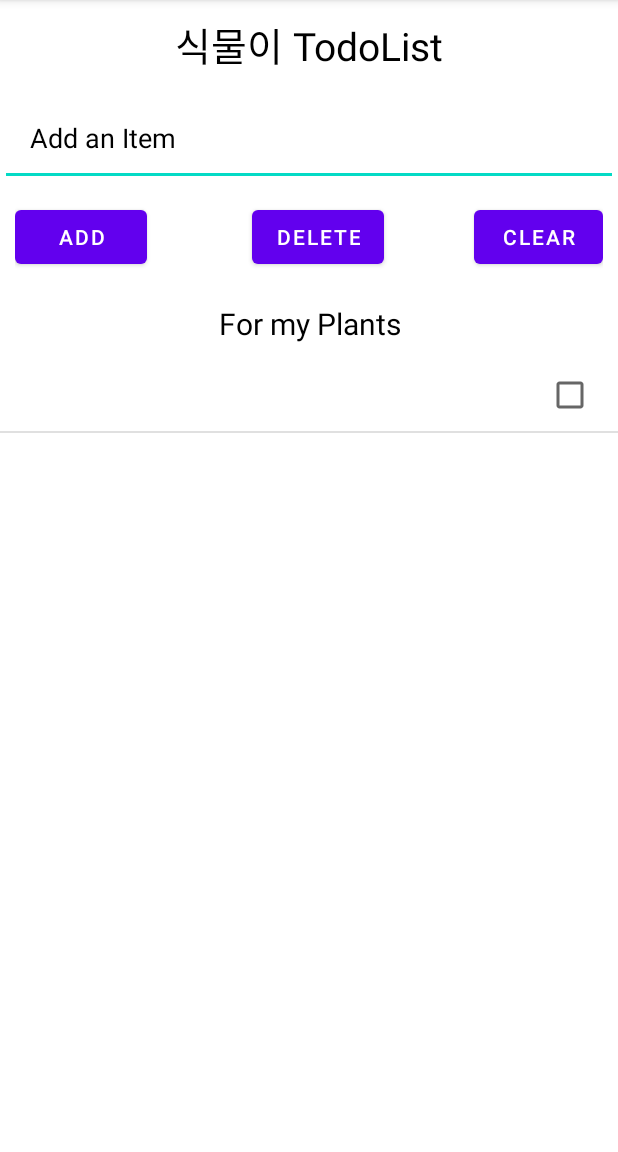
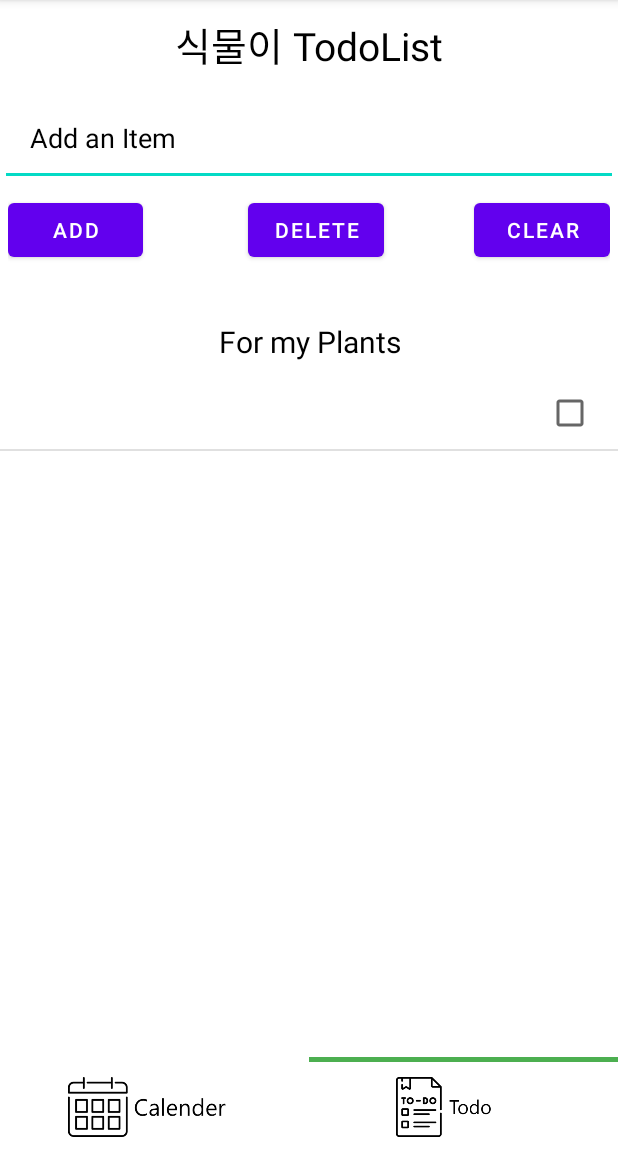
Before and after one commit to dami0806/GrowingPlants, an Android app: the TodoActivity screen opened directly, with no data from a screen before it, after a tap on "ADD", on a phone screen of 412 x 824 dp, the part 84-1236 px from its top. Run offline under Robolectric (Android 15) with nearby library versions, the phone set to English and light mode, and no system bars.

Commit message:
todo tab보임

```diff
--- a/app/src/main/res/layout/activity_todo.xml
+++ b/app/src/main/res/layout/activity_todo.xml
@@ -10,7 +10,7 @@
 
     <RelativeLayout
         android:layout_width="match_parent"
-        android:layout_height="match_parent">
+        android:layout_height="650dp">
 
         <TextView
             android:id="@+id/textView"
@@ -30,30 +30,37 @@
             android:hint="Add an Item"
             android:textColorHint="@color/black"
             android:textColor="@color/black"/>
+
         <LinearLayout
+            android:id="@+id/linearLayout1"
             android:layout_width="match_parent"
-            android:layout_height="wrap_content"
-            android:id="@+id/linearLayout1"
+            android:layout_height="80dp"
+            android:layout_below="@id/editText"
             android:orientation="horizontal"
-            android:layout_below="@id/editText"
-            android:padding="10dp">
+            android:padding="5dp">
+
             <Button
                 android:id="@+id/add"
                 android:layout_width="wrap_content"
                 android:layout_height="wrap_content"
-                android:text="Add"/>
+                android:layout_weight="1"
+                android:text="Add" />
+
             <Button
                 android:id="@+id/delete"
                 android:layout_width="wrap_content"
                 android:layout_height="wrap_content"
-                android:text="Delete"
-                android:layout_marginLeft="70dp"/>
+                android:layout_marginLeft="70dp"
+                android:layout_weight="1"
+                android:text="Delete" />
+
             <Button
                 android:id="@+id/clear"
                 android:layout_width="wrap_content"
                 android:layout_height="wrap_content"
-                android:text="Clear"
-                android:layout_marginLeft="60dp"/>
+                android:layout_marginLeft="60dp"
+                android:layout_weight="1"
+                android:text="Clear" />
         </LinearLayout>
 
         <TextView
@@ -72,7 +79,7 @@
             android:layout_width="wrap_content"
             android:layout_height="match_parent"
             android:layout_below="@id/textView1"
-            android:choiceMode="multipleChoice"/>
+            android:choiceMode="multipleChoice" />
 
     </RelativeLayout>
 
@@ -125,7 +132,5 @@
                 android:layout_weight="1"
                 android:layout_margin="10dp"/>
         </LinearLayout>
-
-
     </androidx.constraintlayout.widget.ConstraintLayout>
 </LinearLayout>
```
